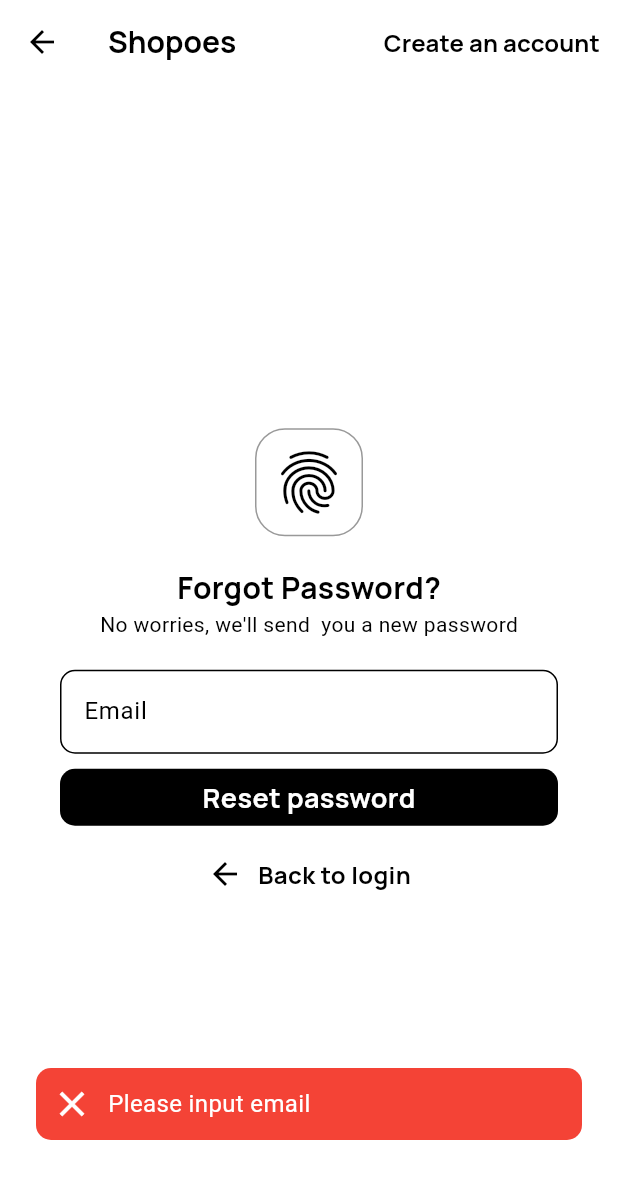
After one commit to BuiHuyPhuoc/ecommerce_shop, a Flutter app: the ForgotPasswordScreen screen opened directly, after a tap on "Reset password", on a phone screen of 412 x 824 dp. The commit adds this screen. Shown: the top 1179 px of the screen. Run offline on Flutter 3.47's test engine with Material 3 defaults, Android fonts, the light colour scheme and no system bars; our stand-ins replace dio, firebase_core, firebase_storage, fluttertoast, font_awesome_flutter, google_fonts and 3 more; accounts and stored records are empty.

Commit message:
Update Reset Passworrd Noti

```diff
--- a/app/lib/main.dart
+++ b/app/lib/main.dart
@@ -3,6 +3,7 @@ import 'dart:io';
 import 'package:ecommerce_shop/firebase_options.dart';
 import 'package:ecommerce_shop/screens/cart_screen.dart';
 import 'package:ecommerce_shop/screens/custom_card.dart';
+import 'package:ecommerce_shop/screens/forgot_password_screen.dart';
 import 'package:ecommerce_shop/screens/home_screen.dart';
 import 'package:ecommerce_shop/screens/navigation_screen.dart';
 import 'package:ecommerce_shop/screens/payment_method_screen.dart';
--- /dev/null
+++ b/app/lib/screens/forgot_password_screen.dart
@@ -0,0 +1,217 @@
+import 'package:ecommerce_shop/screens/send_email_screen.dart';
+import 'package:ecommerce_shop/screens/signin_screen.dart';
+import 'package:ecommerce_shop/screens/signup_screen.dart';
+import 'package:ecommerce_shop/services/auth_services.dart';
+import 'package:ecommerce_shop/widgets/custom_toast.dart';
+import 'package:flutter/material.dart';
+import 'package:google_fonts/google_fonts.dart';
+
+class ForgotPasswordScreen extends StatefulWidget {
+  const ForgotPasswordScreen({super.key});
+
+  @override
+  State<ForgotPasswordScreen> createState() => _ForgotPasswordScreenState();
+}
+
+class _ForgotPasswordScreenState extends State<ForgotPasswordScreen> {
+  late TextEditingController _emailController;
+
+  @override
+  void initState() {
+    super.initState();
+    _emailController = new TextEditingController();
+  }
+
+  @override
+  void dispose() {
+    _emailController.dispose();
+    super.dispose();
+  }
+
+  @override
+  Widget build(BuildContext context) {
+    return Scaffold(
+      backgroundColor: Theme.of(context).colorScheme.background,
+      appBar: AppBar(
+        backgroundColor: Theme.of(context).colorScheme.background,
+        title: Text(
+          "Shopoes",
+          style: GoogleFonts.manrope(
+            fontSize: 20,
+            color: Theme.of(context).colorScheme.primary,
+            fontWeight: FontWeight.bold,
+          ),
+        ),
+        actions: [
+          TextButton(
+            onPressed: () {
+              Navigator.pushAndRemoveUntil(
+                  context,
+                  MaterialPageRoute(builder: (builder) => SignUpScreen()),
+                  (dynamic Route) => false);
+            },
+            child: Text(
+              "Create an account",
+              style: GoogleFonts.manrope(
+                fontSize: 16,
+                color: Theme.of(context).colorScheme.primary,
+                fontWeight: FontWeight.bold,
+              ),
+            ),
+          )
+        ],
+      ),
+      body: Container(
+        padding: EdgeInsets.symmetric(vertical: 20, horizontal: 40),
+        width: double.infinity,
+        child: Column(
+          mainAxisAlignment: MainAxisAlignment.center,
+          crossAxisAlignment: CrossAxisAlignment.center,
+          children: [
+            IntrinsicWidth(
+              child: Container(
+                padding: EdgeInsets.all(10),
+                decoration: BoxDecoration(
+                    color: Theme.of(context).colorScheme.onPrimaryFixed,
+                    border: Border.all(
+                      color: Theme.of(context)
+                          .colorScheme
+                          .outline
+                          .withOpacity(0.4),
+                      width: 1,
+                    ),
+                    borderRadius: BorderRadius.circular(20)),
+                child: Center(
+                  child: Icon(
+                    Icons.fingerprint,
+                    color: Theme.of(context).colorScheme.primaryFixed,
+                    size: 50,
+                  ),
+                ),
+              ),
+            ),
+            SizedBox(height: 20),
+            Text(
+              "Forgot Password?",
+              style: GoogleFonts.manrope(
+                  fontSize: 20, fontWeight: FontWeight.bold),
+            ),
+            Text("No worries, we\'ll send  you a new password"),
+            SizedBox(height: 20),
+            TextFormField(
+              controller: _emailController,
+              decoration: InputDecoration(
+                label: Text("Email"),
+                hintText: "Email",
+                hintStyle: TextStyle(
+                  color: Theme.of(context).colorScheme.onSurface,
+                ),
+                border: OutlineInputBorder(
+                  borderSide: BorderSide(
+                    color: Theme.of(context).colorScheme.secondary,
+                  ),
+                  borderRadius: BorderRadius.circular(10),
+                ),
+                floatingLabelStyle:
+                    TextStyle(color: Theme.of(context).colorScheme.onSurface),
+                enabledBorder: OutlineInputBorder(
+                  borderSide: BorderSide(
+                    color: Theme.of(context).colorScheme.onSurface,
+                  ),
+                  borderRadius: BorderRadius.circular(10),
+                ),
+                focusedBorder: OutlineInputBorder(
+                  borderSide: BorderSide(
+                    color: Theme.of(context).colorScheme.onSurface,
+                  ),
+                  borderRadius: BorderRadius.circular(10),
+                ),
+                focusColor: Theme.of(context).colorScheme.onSurface,
+              ),
+            ),
+            SizedBox(height: 10),
+            GestureDetector(
+              onTap: () async {
+                String email = _emailController.text.trim();
+                if (email.isEmpty || email == "") {
+                  WarningToast(
+                    context: context,
+                    message: "Please input email",
+                  ).ShowToast();
+                  return;
+                }
+                String? respond;
+                try {
+                  respond = await ForgotPassword(email);
+                  SuccessToast(
+                    context: context,
+                    message: respond!,
+                  ).ShowToast();
+                  Navigator.push(
+                      context,
+                      MaterialPageRoute(
+                          builder: (builder) => SendEmailScreen(email: email)));
+                  return;
+                } catch (e) {
+                  WarningToast(
+                    context: context,
+                    message: e.toString(),
+                  ).ShowToast();
+                  return;
+                }
+              },
+              child: Container(
+                padding: EdgeInsets.symmetric(vertical: 6),
+                width: double.infinity,
+                decoration: BoxDecoration(
+                  borderRadius: BorderRadius.circular(10),
+                  color: Theme.of(context).colorScheme.primaryFixed,
+                ),
+                child: Center(
+                  child: Text(
+                    "Reset password",
+                    style: GoogleFonts.manrope(
+                      fontSize: 18,
+                      fontWeight: FontWeight.bold,
+                      color: Theme.of(context).colorScheme.onPrimaryFixed,
+                    ),
+                  ),
+                ),
+              ),
+            ),
+            SizedBox(height: 20),
+            GestureDetector(
+              onTap: () {
+                Navigator.pushAndRemoveUntil(
+                    context,
+                    MaterialPageRoute(builder: (builder) => SignInScreen()),
+                    (dynamic Route) => false);
+              },
+              child: Container(
+                child: Row(
+                  mainAxisAlignment: MainAxisAlignment.center,
+                  crossAxisAlignment: CrossAxisAlignment.center,
+                  children: [
+                    Icon(
+                      Icons.arrow_back,
+                      color: Theme.of(context).colorScheme.primary,
+                      size: 24,
+                    ),
+                    SizedBox(width: 10),
+                    Text(
+                      "Back to login",
+                      style: GoogleFonts.manrope(
+                        fontSize: 16,
+                        fontWeight: FontWeight.bold,
+                      ),
+                    )
+                  ],
+                ),
+              ),
+            )
+          ],
+        ),
+      ),
+    );
+  }
+}
```
Also changed, not shown: app/lib/screens/home_screen.dart (+5 -5 lines), app/lib/screens/profile_screen.dart (+4 -7 lines), app/lib/services/auth_services.dart (+20 -20 lines), app/lib/services/customer_services.dart (+19 -3 lines), 1 other file.
